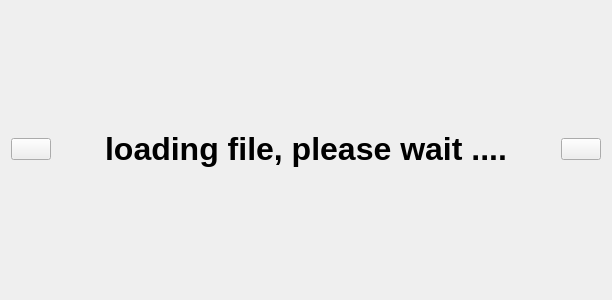
Old version of the form src/UI_ImgViewer.ui in the repository QQxiaoming/TTFviewer.
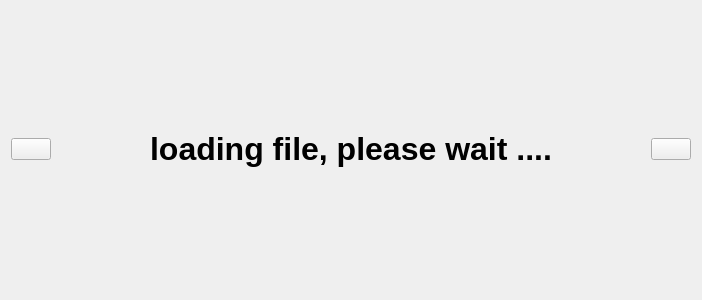
New version of the form. Icons and pictures are not drawn.

What changed in the file:
```diff
--- a/src/UI_ImgViewer.ui
+++ b/src/UI_ImgViewer.ui
@@ -6,7 +6,7 @@
    <rect>
     <x>0</x>
     <y>0</y>
-    <width>612</width>
+    <width>702</width>
     <height>300</height>
    </rect>
   </property>
```
Left out of the diff: 2 changed lines with no effect on the pictures.
